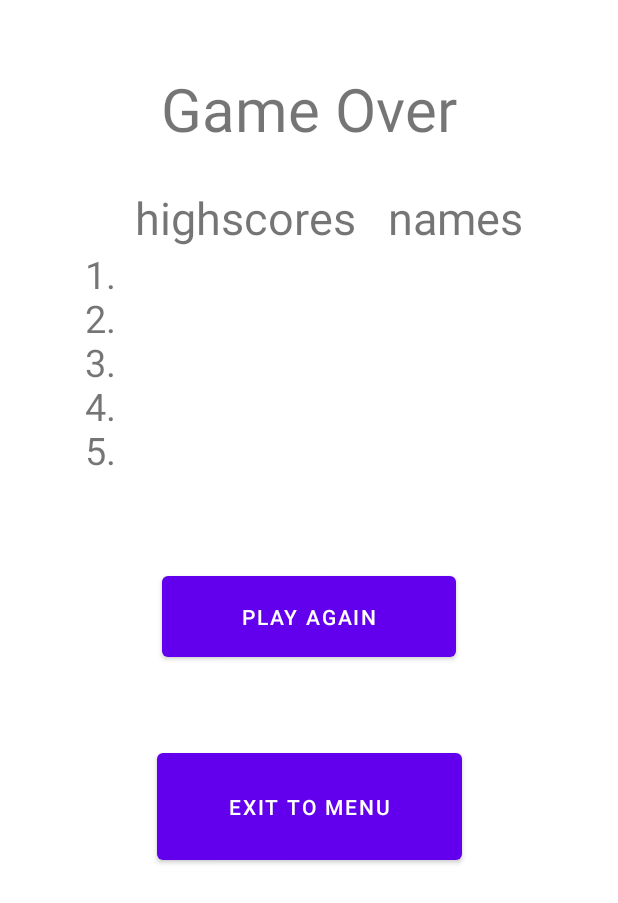
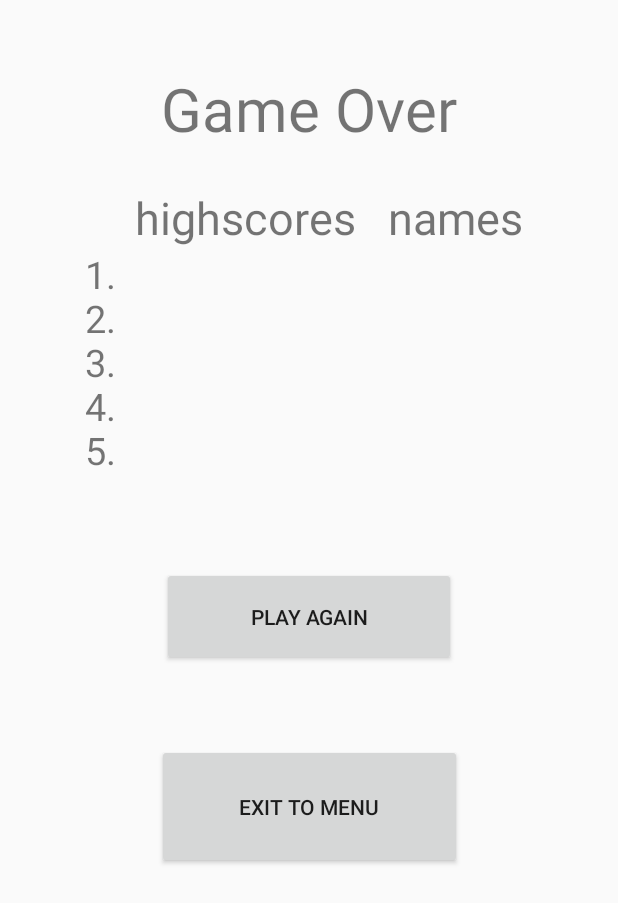
Before and after one commit to MarcusEvangelista31/TheCodingEntourage, an Android app: the layout activity_game_over.xml on its own in the app's theme, with its tools: preview values and no code run, on a phone screen of 412 x 824 dp. Shown: the top 903 px of the screen. Run offline under Robolectric (Android 15) with nearby library versions, the phone set to English and light mode, and no system bars.

Commit message:
theme for colour availability

```diff
--- a/app/src/main/res/layout/activity_game_over.xml
+++ b/app/src/main/res/layout/activity_game_over.xml
@@ -7,7 +7,7 @@
     tools:context=".GameOver">
 
     <TextView
-        android:id="@+id/hscore"
+        android:id="@+id/name1"
         android:layout_width="148dp"
         android:layout_height="29dp"
         android:textSize="25sp"
@@ -20,7 +20,7 @@
         android:layout_height="29dp"
         android:textSize="25sp"
         app:layout_constraintStart_toEndOf="@+id/hscore2"
-        app:layout_constraintTop_toBottomOf="@+id/hscore" />
+        app:layout_constraintTop_toBottomOf="@+id/name1" />
 
     <TextView
         android:id="@+id/hscore7"
--- a/app/src/main/res/values-night/themes.xml
+++ b/app/src/main/res/values-night/themes.xml
@@ -1,6 +1,6 @@
 <resources xmlns:tools="http://schemas.android.com/tools">
     <!-- Base application theme. -->
-    <style name="Theme.MyApplication" parent="Theme.MaterialComponents.DayNight.DarkActionBar">
+    <style name="Theme.MyApplication" parent="Theme.AppCompat.DayNight.NoActionBar">
         <!-- Primary brand color. -->
         <item name="colorPrimary">@color/purple_200</item>
         <item name="colorPrimaryVariant">@color/purple_700</item>
--- a/app/src/main/res/values/themes.xml
+++ b/app/src/main/res/values/themes.xml
@@ -1,6 +1,6 @@
 <resources xmlns:tools="http://schemas.android.com/tools">
     <!-- Base application theme. -->
-    <style name="Theme.MyApplication" parent="Theme.MaterialComponents.DayNight.DarkActionBar">
+    <style name="Theme.MyApplication" parent="Theme.AppCompat.DayNight.NoActionBar">
         <!-- Primary brand color. -->
         <item name="colorPrimary">@color/purple_500</item>
         <item name="colorPrimaryVariant">@color/purple_700</item>
```
